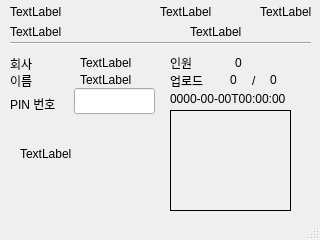
Qt form qt/acu/mainwindow.ui (mike-kang/Project_fb) before a commit.
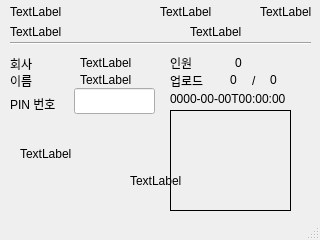
The same form after that commit. Icons and pictures are not drawn.

What changed in the file:
```diff
--- a/qt/acu/mainwindow.ui
+++ b/qt/acu/mainwindow.ui
@@ -376,6 +376,19 @@
      </font>
     </property>
    </widget>
+   <widget class="QLabel" name="labelVIMG">
+    <property name="geometry">
+     <rect>
+      <x>130</x>
+      <y>160</y>
+      <width>151</width>
+      <height>41</height>
+     </rect>
+    </property>
+    <property name="text">
+     <string>TextLabel</string>
+    </property>
+   </widget>
   </widget>
   <widget class="QStatusBar" name="statusBar">
    <property name="maximumSize">
```
